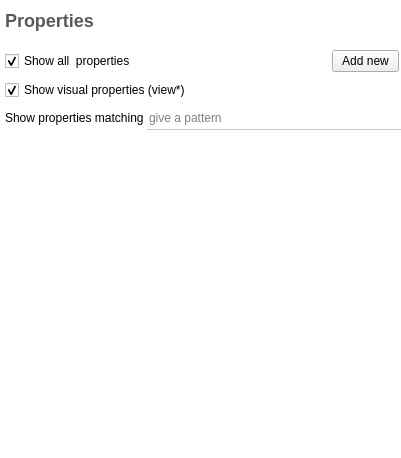
The window that plugins/view/TableView/PropertiesEditor.ui (Tulip-Dev/tulip) describes before a commit, drawn with Qt 5.
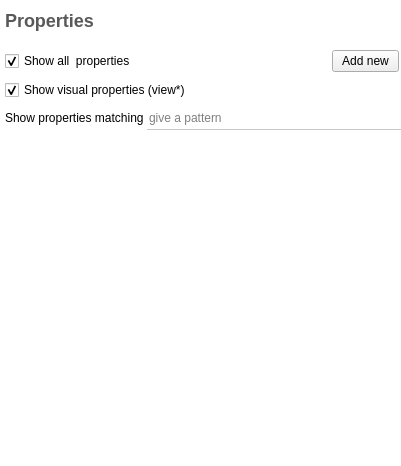
The same window after the commit. Icons and pictures are not drawn. Custom widgets are drawn as their Qt base class.

What changed in the file:
```diff
--- a/plugins/view/TableView/PropertiesEditor.ui
+++ b/plugins/view/TableView/PropertiesEditor.ui
@@ -7,7 +7,7 @@
     <x>0</x>
     <y>0</y>
     <width>401</width>
-    <height>458</height>
+    <height>466</height>
    </rect>
   </property>
   <property name="sizePolicy">
```
Left out of the diff: 44 changed lines with no effect on the pictures.
